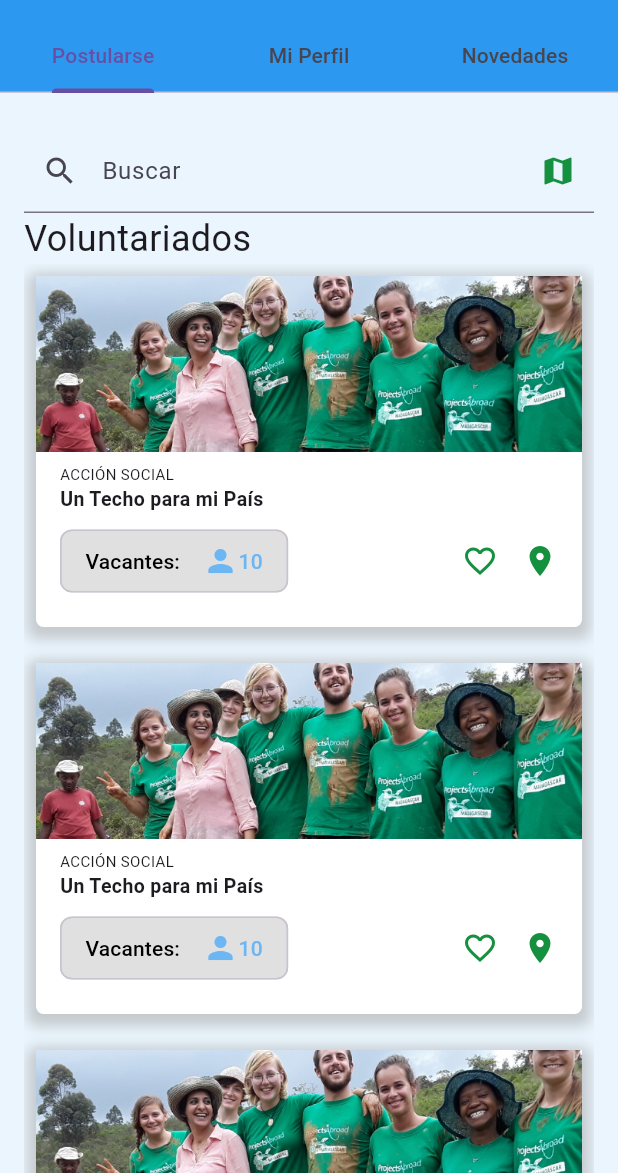
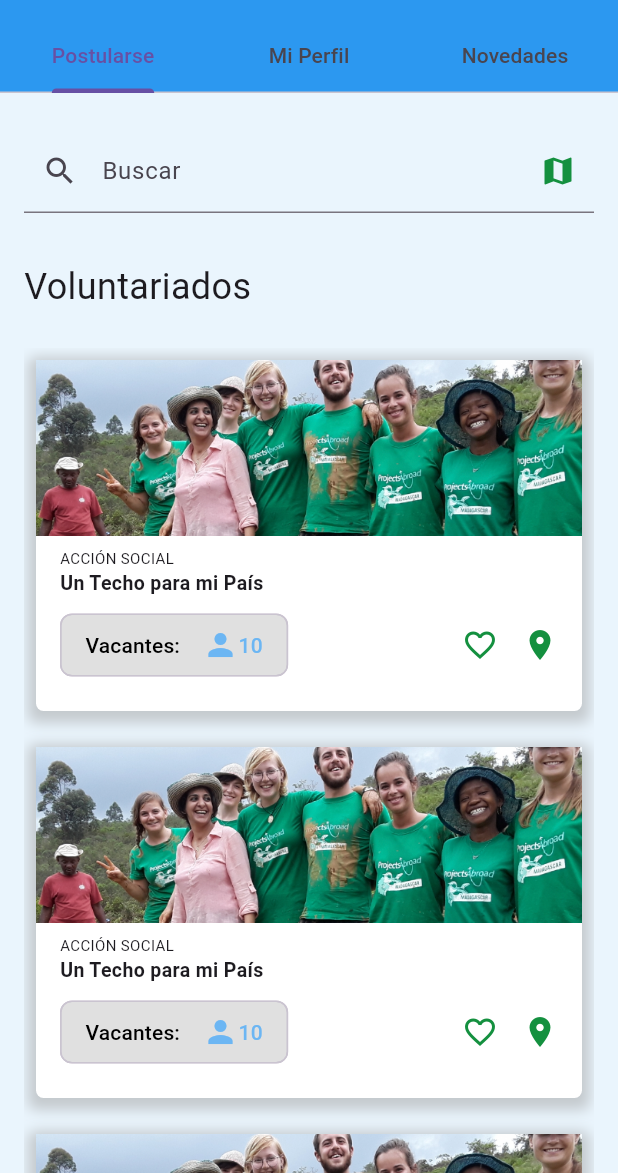
Before and after one commit to anitacruz/equipo_estrella, a Flutter app: the screen it shows after launch, on a phone screen of 412 x 824 dp, the part 63-1236 px from its top. Run offline on Flutter 3.47's test engine with Material 2 defaults, Android fonts, the phone set to English and light mode, and no system bars.

Commit message:
merge: mainpage

```diff
--- a/lib/hometab.dart
+++ b/lib/hometab.dart
@@ -9,7 +9,7 @@ class HomeTab extends StatelessWidget {
   Widget build(BuildContext context) {
     return Container(
         margin: const EdgeInsets.only(top: 24, left: 16, right: 16),
-        child: Column(children: [
+        child: const Column(children: [
           TextField(
             decoration: InputDecoration(
                 // border: OutlineInputBorder(),
@@ -18,12 +18,15 @@ class HomeTab extends StatelessWidget {
                 suffixIcon:
                     Icon(Icons.map, size: 24, color: ManosColors.primary100)),
           ),
-          Align(
-              alignment: AlignmentDirectional.centerStart,
-              child: Text(
-                "Voluntariados",
-                style: TextStyle(fontSize: 24),
-              )),
+          Padding(
+              padding: EdgeInsets.only(top: 32, bottom: 24),
+              child: Align(
+                  alignment: AlignmentDirectional.centerStart,
+                  child: Text(
+                    "Voluntariados",
+                    style: TextStyle(fontSize: 24),
+                  ))),
+          // Expanded(child: NoVolunteerCard())
           ScrollableCardList(),
         ]));
   }
--- a/lib/main.dart
+++ b/lib/main.dart
@@ -43,7 +43,7 @@ class _MyHomePageState extends State<MyHomePage> {
             appBar: AppBar(
               title: Text(widget.title),
               backgroundColor: ManosColors.secondary100,
-              bottom: TabBar(
+              bottom: const TabBar(
                 tabs: [
                   Tab(text: "Postularse"),
                   Tab(
```
